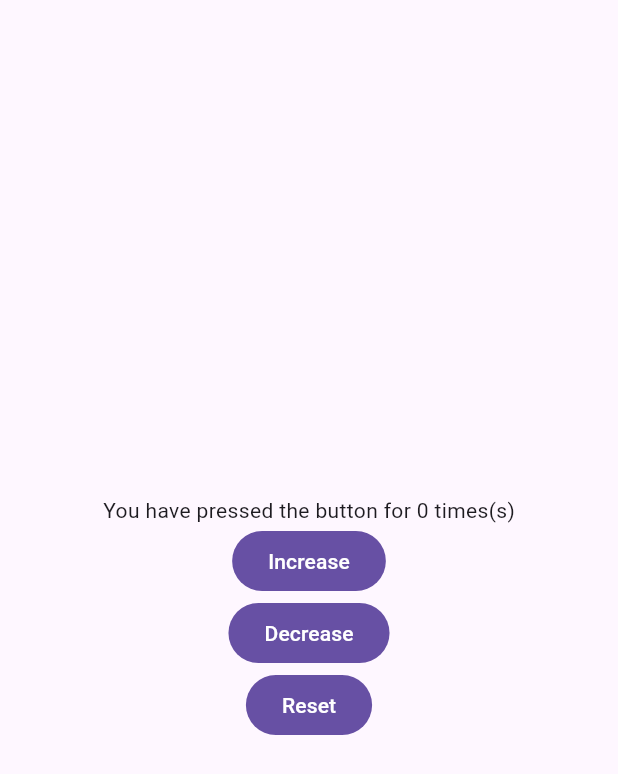
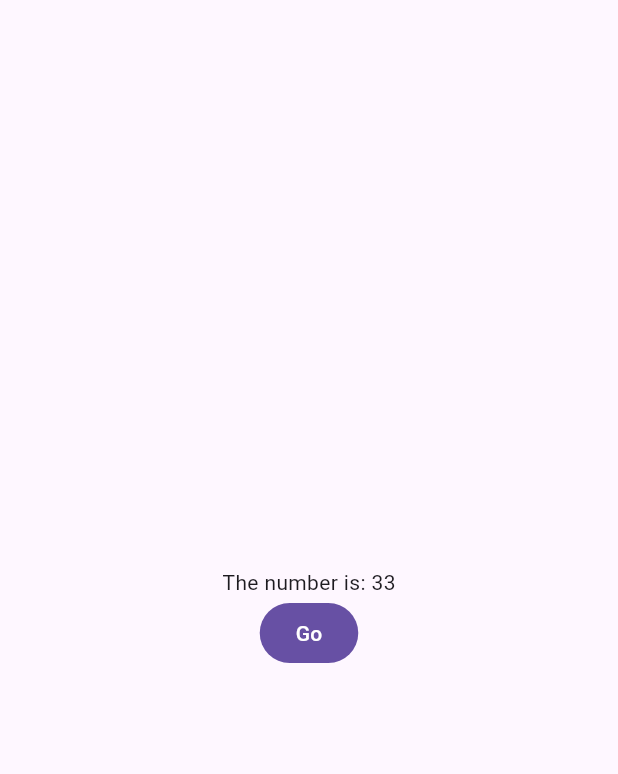
Before and after one commit to dv-mahbub/riverpod_practice, a Flutter app: the screen it shows after launch, on a phone screen of 412 x 824 dp. Shown: the top 774 px of the screen. Run offline on Flutter 3.47's test engine with Material 3 defaults, Android fonts, the phone set to English and light mode, and no system bars; our stand-ins replace flutter_riverpod, logger.

Commit message:
future provider example

```diff
--- /dev/null
+++ b/lib/8_types_provider/future_provider.dart
@@ -0,0 +1,81 @@
+import 'package:flutter/material.dart';
+import 'package:flutter_riverpod/flutter_riverpod.dart';
+import 'package:logger/logger.dart';
+
+final numberFutureProvider = FutureProvider<int>((ref) async {
+  await Future.delayed(const Duration(seconds: 2));
+  return 33;
+});
+
+class FutureProviderExample extends StatelessWidget {
+  const FutureProviderExample({super.key});
+
+  @override
+  Widget build(BuildContext context) {
+    return Scaffold(
+      body: Center(
+        child: Column(
+          mainAxisAlignment: MainAxisAlignment.center,
+          children: [
+            Consumer(
+              builder: (__, WidgetRef ref, _) {
+                return ref.watch(numberFutureProvider).when(
+                    data: (data) => Text('The number is: $data'),
+                    error: (error, stackTrace) {
+                      Logger().e(error);
+                      return Text(
+                          'Error: $error, Stack trace: ${stackTrace.toString()}');
+                    },
+                    loading: () => const CircularProgressIndicator());
+              },
+            ),
+            FilledButton(
+              onPressed: () {
+                Navigator.of(context).push(MaterialPageRoute(
+                    builder: (context) =>
+                        const FutureProviderExample2ndPage()));
+              },
+              child: const Text('Go'),
+            ),
+          ],
+        ),
+      ),
+    );
+  }
+}
+
+class FutureProviderExample2ndPage extends StatelessWidget {
+  const FutureProviderExample2ndPage({super.key});
+
+  @override
+  Widget build(BuildContext context) {
+    return Scaffold(
+      body: Center(
+        child: Column(
+          mainAxisAlignment: MainAxisAlignment.center,
+          children: [
+            Consumer(
+              builder: (__, WidgetRef ref, _) {
+                return ref.watch(numberFutureProvider).when(
+                    data: (data) => Text('The number is: $data'),
+                    error: (error, stackTrace) {
+                      Logger().e(error);
+                      return Text(
+                          'Error: $error, Stack trace: ${stackTrace.toString()}');
+                    },
+                    loading: () => const CircularProgressIndicator());
+              },
+            ),
+            FilledButton(
+              style: FilledButton.styleFrom(backgroundColor: Colors.red),
+              onPressed: () {
+                Navigator.of(context).pop();
+              },
+              child: const Text('Back'),
+            ),
+          ],
+        ),
+      ),
+    );
+  }
+}
--- a/lib/main.dart
+++ b/lib/main.dart
@@ -1,6 +1,6 @@
 import 'package:flutter/material.dart';
 import 'package:flutter_riverpod/flutter_riverpod.dart';
-import 'package:riverpod_practice/8_types_provider/state_notifier_provider2.dart';
+import 'package:riverpod_practice/8_types_provider/future_provider.dart';
 
 void main() {
   runApp(
@@ -16,7 +16,7 @@ class MyApp extends StatelessWidget {
   @override
   Widget build(BuildContext context) {
     return const MaterialApp(
-      home: StateNotifierProviderExample2(),
+      home: FutureProviderExample(),
     );
   }
 }
--- a/pubspec.yaml
+++ b/pubspec.yaml
@@ -36,6 +36,7 @@ dependencies:
   # Use with the CupertinoIcons class for iOS style icons.
   cupertino_icons: ^1.0.8
   flutter_riverpod: ^2.6.1
+  logger: ^2.5.0
 
 dev_dependencies:
   flutter_test:
```
Also changed, not shown: pubspec.lock.
